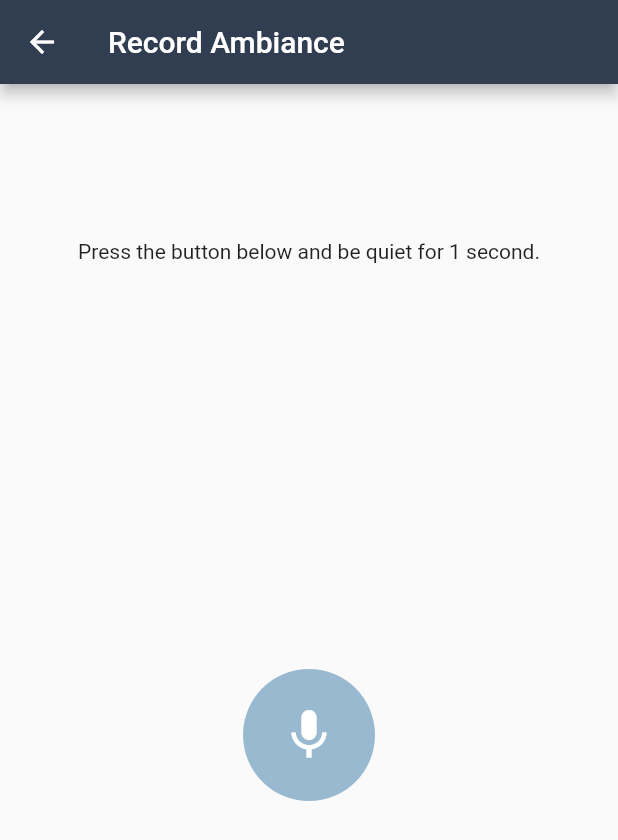
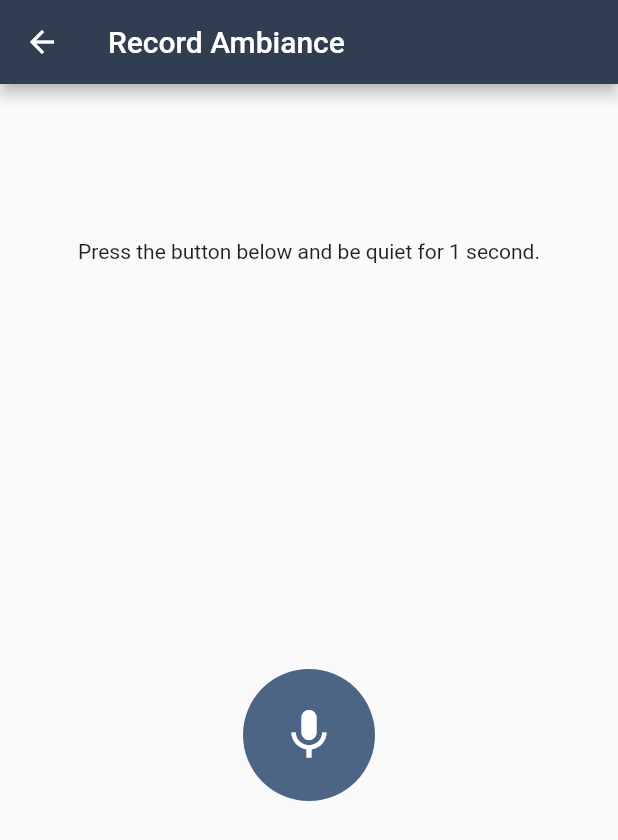
Before and after one commit to RyanRemer/project_apraxia, a Flutter app: the AmbiancePage screen opened directly, on a phone screen of 412 x 824 dp. Shown: the top 840 px of the screen. Run offline on Flutter 3.47's test engine with Material 2 defaults, Android fonts, the phone set to English and light mode, and no system bars; our stand-ins replace intl_phone_number_input, signature; missing offline and left inert: amazon_cognito_identity_dart_2, audioplayer.

Commit message:
ambiance button color

```diff
--- a/lib/page/AmbiancePage.dart
+++ b/lib/page/AmbiancePage.dart
@@ -56,7 +56,7 @@ class _AmbiancePageState extends State<AmbiancePage> {
             Expanded(
               child: isRecording
                   ? FlatButton(
-                      color: AppTheme.of(context).primaryLight,
+                      color: AppTheme.of(context).primary,
                       shape: CircleBorder(),
                       child: Icon(
                         Icons.more_horiz,
@@ -65,7 +65,7 @@ class _AmbiancePageState extends State<AmbiancePage> {
                       ),
                       onPressed: () {})
                   : FlatButton(
-                      color: AppTheme.of(context).primaryLight,
+                      color: AppTheme.of(context).primary,
                       shape: CircleBorder(),
                       child: Icon(
                         Icons.mic,
```
